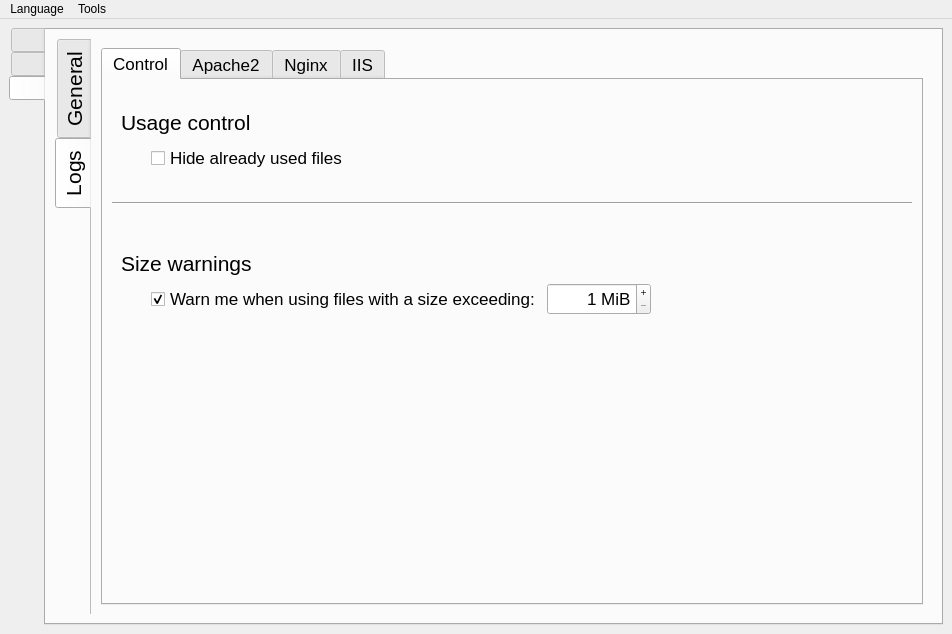
First picture: the form in logdoctor/mainwindow.ui, repository elB4RTO/LogDoctor, before the edit.
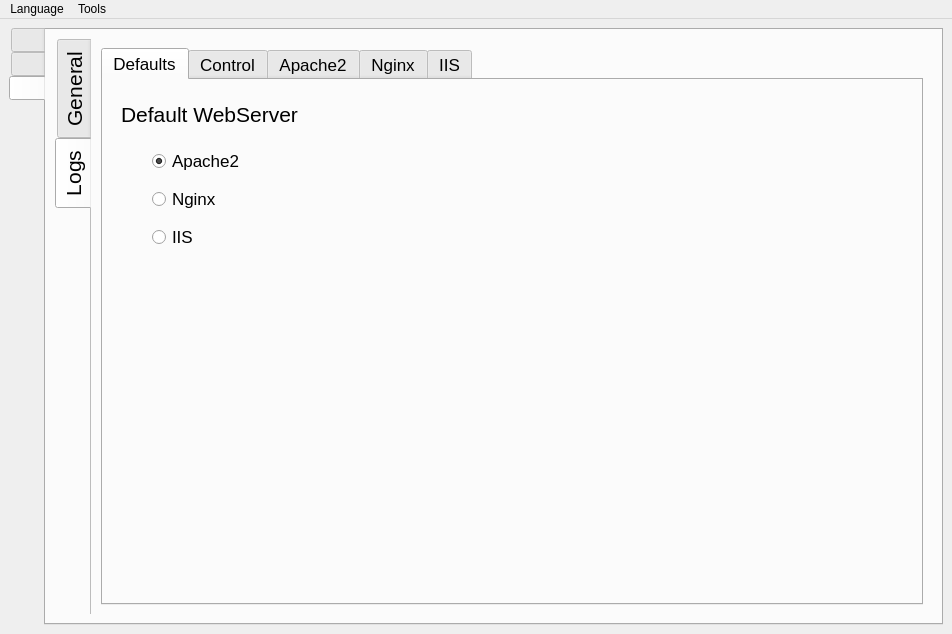
Second picture: the form after the edit. The open tabs and pages were chosen to show the change. Icons and pictures are not drawn. Custom widgets are drawn as their Qt base class.

Commit message: Added new tab 'Defaults' in the LogsConfigs section

Patch:
```diff
--- a/logdoctor/mainwindow.ui
+++ b/logdoctor/mainwindow.ui
@@ -6517,6 +6517,150 @@
               <property name="currentIndex">
                <number>0</number>
               </property>
+              <widget class="QWidget" name="tab_ConfDefaults">
+               <attribute name="title">
+                <string>Defaults</string>
+               </attribute>
+               <layout class="QVBoxLayout" name="verticalLayout_19">
+                <item>
+                 <widget class="QFrame" name="frame_ConfIis_Format_3">
+                  <layout class="QGridLayout" name="gridLayout_64">
+                   <item row="0" column="0" colspan="2">
+                    <widget class="QLabel" name="label_ConfDefaults_WebServer">
+                     <property name="minimumSize">
+                      <size>
+                       <width>128</width>
+                       <height>32</height>
+                      </size>
+                     </property>
+                     <property name="maximumSize">
+                      <size>
+                       <width>16777215</width>
+                       <height>32</height>
+                      </size>
+                     </property>
+                     <property name="font">
+                      <font>
+                       <pointsize>16</pointsize>
+                      </font>
+                     </property>
+                     <property name="toolTip">
+                      <string>Remember window's position and size</string>
+                     </property>
+                     <property name="text">
+                      <string>Default WebServer</string>
+                     </property>
+                    </widget>
+                   </item>
+                   <item row="1" column="0">
+                    <spacer name="spacer_ConfDefaults_2">
+                     <property name="orientation">
+                      <enum>Qt::Horizontal</enum>
+                     </property>
+                     <property name="sizeType">
+                      <enum>QSizePolicy::Fixed</enum>
+                     </property>
+                     <property name="sizeHint" stdset="0">
+                      <size>
+                       <width>16</width>
+                       <height>98</height>
+                      </size>
+                     </property>
+                    </spacer>
+                   </item>
+                   <item row="1" column="1">
+                    <widget class="QFrame" name="frame_ConfIis_Format_Modules_2">
+                     <property name="sizePolicy">
+                      <sizepolicy hsizetype="Expanding" vsizetype="Preferred">
+                       <horstretch>0</horstretch>
+                       <verstretch>0</verstretch>
+                      </sizepolicy>
+                     </property>
+                     <layout class="QVBoxLayout" name="verticalLayout_18">
+                      <item>
+                       <widget class="QRadioButton" name="radio_ConfDefaults_Apache">
+                        <property name="minimumSize">
+                         <size>
+                          <width>88</width>
+                          <height>32</height>
+                         </size>
+                        </property>
+                        <property name="maximumSize">
+                         <size>
+                          <width>88</width>
+                          <height>32</height>
+                         </size>
+                        </property>
+                        <property name="text">
+                         <string notr="true">Apache2</string>
+                        </property>
+                        <property name="checked">
+                         <bool>true</bool>
+                        </property>
+                       </widget>
+                      </item>
+                      <item>
+                       <widget class="QRadioButton" name="radio_ConfDefaults_Nginx">
+                        <property name="minimumSize">
+                         <size>
+                          <width>88</width>
+                          <height>32</height>
+                         </size>
+                        </property>
+                        <property name="maximumSize">
+                         <size>
+                          <width>88</width>
+                          <height>32</height>
+                         </size>
+                        </property>
+                        <property name="text">
+                         <string notr="true">Nginx</string>
+                        </property>
+                       </widget>
+                      </item>
+                      <item>
+                       <widget class="QRadioButton" name="radio_ConfDefaults_Iis">
+                        <property name="minimumSize">
+                         <size>
+                          <width>88</width>
+                          <height>32</height>
+                         </size>
+                        </property>
+                        <property name="maximumSize">
+                         <size>
+                          <width>88</width>
+                          <height>32</height>
+                         </size>
+                        </property>
+                        <property name="text">
+                         <string notr="true">IIS</string>
+                        </property>
+                       </widget>
+                      </item>
+                     </layout>
+                    </widget>
+                   </item>
+                  </layout>
+                 </widget>
+                </item>
+                <item>
+                 <spacer name="spacer_ConfDefaults_1">
+                  <property name="orientation">
+                   <enum>Qt::Vertical</enum>
+                  </property>
+                  <property name="sizeType">
+                   <enum>QSizePolicy::Expanding</enum>
+                  </property>
+                  <property name="sizeHint" stdset="0">
+                   <size>
+                    <width>568</width>
+                    <height>303</height>
+                   </size>
+                  </property>
+                 </spacer>
+                </item>
+               </layout>
+              </widget>
               <widget class="QWidget" name="tab_ConfLogs_Control">
                <attribute name="title">
                 <string>Control</string>
@@ -6599,8 +6743,8 @@
                      </property>
                      <property name="sizeHint" stdset="0">
                       <size>
-                       <width>24</width>
-                       <height>18</height>
+                       <width>16</width>
+                       <height>32</height>
                       </size>
                      </property>
                     </spacer>
@@ -6728,8 +6872,8 @@
                      </property>
                      <property name="sizeHint" stdset="0">
                       <size>
-                       <width>24</width>
-                       <height>18</height>
+                       <width>16</width>
+                       <height>32</height>
                       </size>
                      </property>
                     </spacer>
```
Left out of the diff: 6 changed lines with no effect on the pictures.
